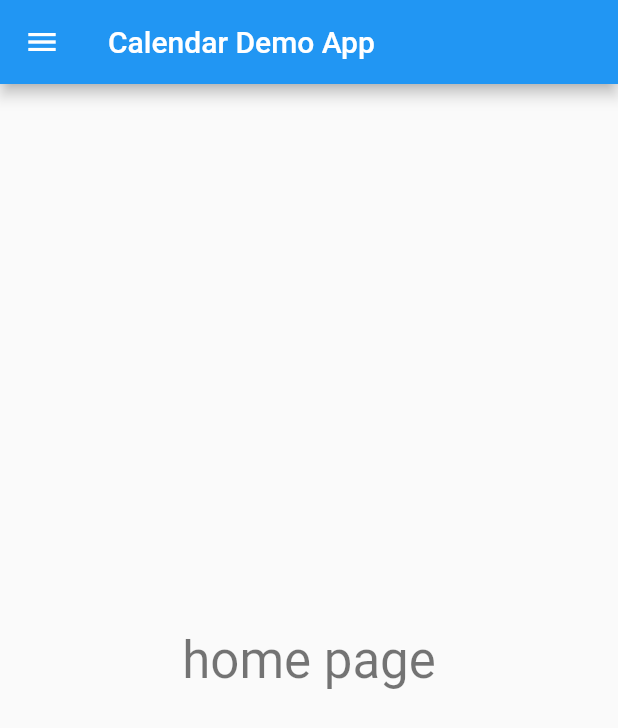
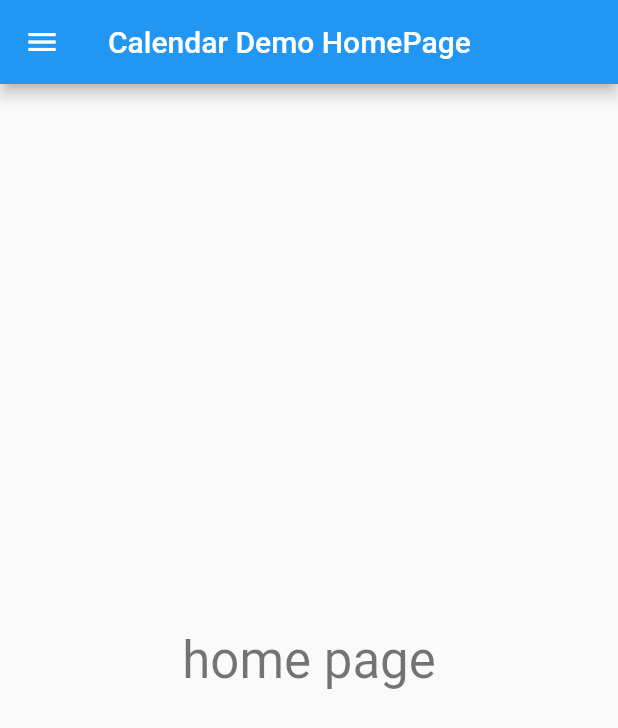
Before and after one commit to Joshlim288/calendar-familiarization-project, a Flutter app: the screen it shows after launch, on a phone screen of 412 x 824 dp. Shown: the top 728 px of the screen. Run offline on Flutter 3.47's test engine with Material 2 defaults, Android fonts, the phone set to English and light mode, and no system bars; our stand-ins replace fluttertoast, hive, hive_flutter, sizer, table_calendar; accounts and stored records are empty.

Commit message:
Tidying up, adding comments

```diff
--- a/lib/add_event_page.dart
+++ b/lib/add_event_page.dart
@@ -55,7 +55,7 @@ class EventPageState extends State<EventPage> {
   }
 
   void selectDate(BuildContext context, bool isStart) async {
-    DateTime initialDate = isStart ? startDateTime! : endDateTime!;
+    final DateTime initialDate = isStart ? startDateTime! : endDateTime!;
     final DateTime? selected = await showDatePicker(
       context: context,
       initialDate: initialDate,
@@ -74,6 +74,7 @@ class EventPageState extends State<EventPage> {
           }
         } else {
           if (selected.isAfter(startDateTime!)) {
+            // Check endDate after startDate
             endDateTime = DateTime(selected.year, selected.month, selected.day, endDateTime!.hour, endDateTime!.minute);
             return;
           }
--- a/lib/main.dart
+++ b/lib/main.dart
@@ -9,12 +9,15 @@ import 'package:temp/calendar_page.dart';
 import 'event_model.dart';
 
 void main() async {
+  // Initialize Hive before running application
   await Hive.initFlutter();
   final Directory applicationDocumentDir = await path_provider.getApplicationDocumentsDirectory();
   Hive.init(applicationDocumentDir.path);
   Hive.registerAdapter(EventAdapter());
-  // Box must be opened and pass along to allow for mocking of the box during integration testing
+
+  // Box must be opened and passed along to allow for mocking of the box during integration testing
   final Box<Event> eventBox = await Hive.openBox<Event>('Events');
+
   runApp(MyApp(eventBox: eventBox));
 }
 
@@ -25,13 +28,14 @@ class MyApp extends StatelessWidget {
   @override
   Widget build(BuildContext context) {
     return Sizer(
-      builder: (context, orientation, deviceType) {
+      // To allow for relative sizes
+      builder: (BuildContext context, Orientation orientation, DeviceType deviceType) {
         return MaterialApp(
-          title: 'Flutter Demo',
+          title: 'Calendar Demo App',
           theme: ThemeData(
             primarySwatch: Colors.blue,
           ),
-          home: MyHomePage(title: 'Calendar Demo App', box: eventBox),
+          home: MyHomePage(title: 'Calendar Demo HomePage', box: eventBox),
         );
       },
     );
@@ -54,7 +58,7 @@ class _MyHomePageState extends State<MyHomePage> {
       drawer: Drawer(
         child: ListView(
           padding: EdgeInsets.zero,
-          children: [
+          children: <Widget>[
             const SizedBox(
               height: 100,
               child: DrawerHeader(
```
Also changed, not shown: lib/calendar_page.dart (+9 -6 lines), 4 other files.
